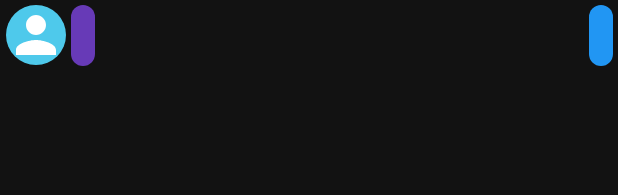
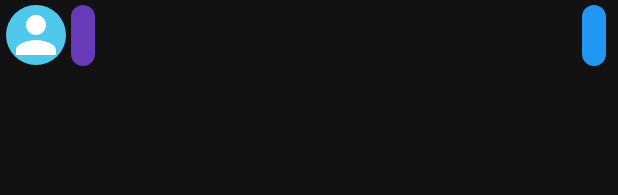
Before and after one commit to YoungSlicer098/Blue_Waves, an Android app: the layout chat_message_recycler_row.xml on its own in the app's theme, with its tools: preview values and no code run, on a phone screen of 412 x 824 dp. Shown: the top 195 px of the screen. Run offline under Robolectric (Android 15) with nearby library versions, the phone set to English and light mode, and no system bars; Roboto replaces fonts that are not available here.

Commit message:
Update 0.53 Fix the reloading issue

```diff
--- a/app/src/main/res/layout/chat_message_recycler_row.xml
+++ b/app/src/main/res/layout/chat_message_recycler_row.xml
@@ -12,9 +12,10 @@
     <LinearLayout
         android:layout_width="wrap_content"
         android:layout_height="wrap_content"
-        android:layout_margin="3dp"
         android:layout_marginStart="80dp"
-        android:layout_marginEnd="4dp"
+        android:layout_marginTop="3dp"
+        android:layout_marginBottom="3dp"
+        android:layout_marginEnd="8dp"
         android:background="@drawable/rounded_corner_chat_fill"
         android:backgroundTint="@color/chat_color_sender"
         android:padding="8dp"
@@ -25,7 +26,8 @@
             android:layout_width="wrap_content"
             android:layout_height="wrap_content"
             android:textSize="18sp"
-            android:id="@+id/right_chat_text_view" />
+            android:id="@+id/right_chat_text_view"
+            android:gravity="end|top"/>
     </LinearLayout>
     <LinearLayout
         android:layout_width="wrap_content"
@@ -33,7 +35,9 @@
         android:background="@drawable/rounded_corner_chat_fill"
         android:backgroundTint="@color/chat_color_receiver"
         android:padding="8dp"
-        android:layout_margin="3dp"
+        android:layout_marginTop="3dp"
+        android:layout_marginBottom="3dp"
+        android:layout_marginStart="3dp"
         android:layout_marginEnd="80dp"
         android:layout_toEndOf="@id/profile_pic_layout"
         android:id="@+id/left_chat_layout">
--- a/app/src/main/res/values/strings.xml
+++ b/app/src/main/res/values/strings.xml
@@ -65,6 +65,7 @@
     <string name="post_a_message">Post a Message</string>
     <string name="just_now">Now</string>
     <string name="yesterday">Yesterday</string>
+    <string name="write_message_here">Write message here</string>
     <plurals name="minutes_ago">
         <item quantity="one">%d minute ago</item>
         <item quantity="other">%d minutes ago</item>
```
Also changed, not shown: app/src/main/java/com/dld/bluewaves/ContactFragment.kt (+24 -26 lines), app/src/main/res/layout/activity_chat.xml (+10 -4 lines).
